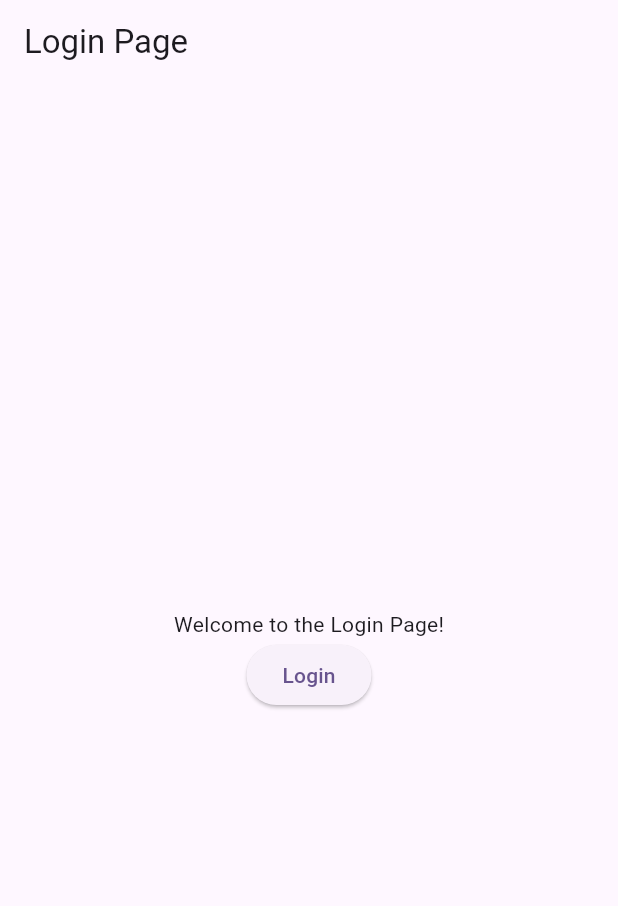
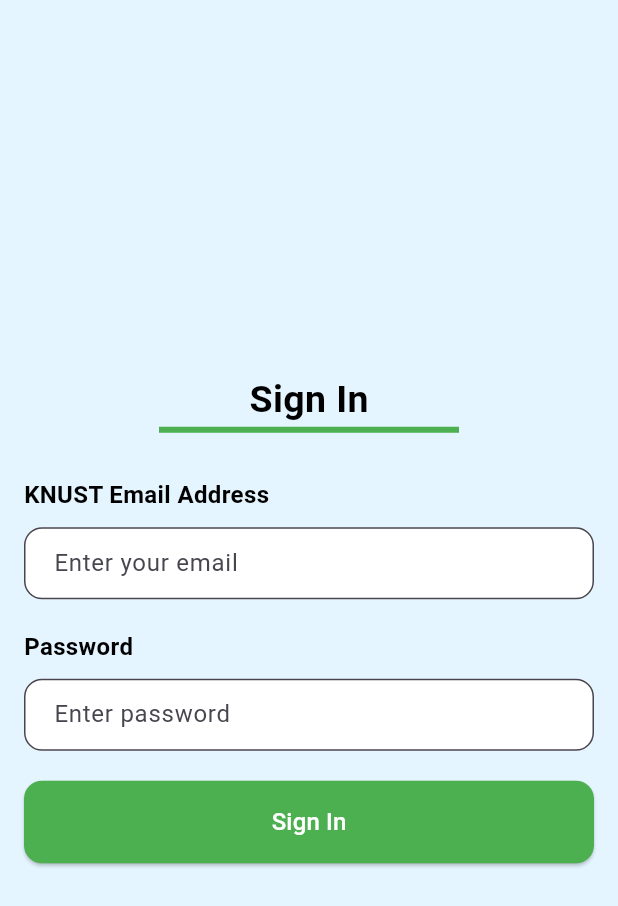
Before and after one commit to Rieca134/aimy_ai, a Flutter app: the screen it shows after launch, on a phone screen of 412 x 824 dp. Shown: the top 906 px of the screen. Run offline on Flutter 3.47's test engine with Material 3 defaults, Android fonts, the phone set to English and light mode, and no system bars.

Commit message:
Refactor login page UI for improved layout and styling

```diff
--- a/lib/authentication/pages/login.dart
+++ b/lib/authentication/pages/login.dart
@@ -11,21 +11,110 @@
   @override
   Widget build(BuildContext context) {
     return Scaffold(
-      appBar: AppBar(
-        title: const Text('Login Page'),
-      ),
+
+      backgroundColor: const Color(0xFFE4F5FF),
       body: Center(
-        child: Column(
+        child: SingleChildScrollView(
+          padding: const EdgeInsets.all(16.0),
+          child: Column(
           mainAxisAlignment: MainAxisAlignment.center,
           children: <Widget>[
-            const Text('Welcome to the Login Page!'),
-            ElevatedButton(
-              onPressed: () {
-                // Handle login action
-              },
-              child: const Text('Login'),
+            const Text(
+              'Sign In',
+              style: TextStyle(
+                fontSize: 25,
+                fontWeight: FontWeight.bold,
+                color: Colors.black,
+              ),
             ),
+            Container(
+              width:200,
+              height:4,
+              color: Colors.green,
+
+
+            ),
+            const SizedBox(height: 30),
+            const Align(
+              alignment: Alignment.centerLeft,
+              child: Text(
+                'KNUST Email Address',
+                style:TextStyle(
+                  fontSize:16,
+                  fontWeight:FontWeight.bold,
+                  color: Colors.black,
+                )
+
+              )
+            ),
+            const SizedBox(height: 10),
+
+            const TextField(
+              decoration: InputDecoration(
+                hintText: 'Enter your email',
+                filled: true,
+                fillColor: Colors.white,
+                border: OutlineInputBorder(
+                  borderRadius: BorderRadius.all(Radius.circular(12)),
+                  borderSide: BorderSide(color: Colors.grey, width: 1),
+                ),
+                contentPadding: EdgeInsets.symmetric(horizontal: 16, vertical: 12),
+              ),
+              keyboardType: TextInputType.emailAddress,
+            ),
+
+                        const SizedBox(height: 20),
+            const Align(
+              alignment: Alignment.centerLeft,
+              child: Text(
+                'Password',
+                style:TextStyle(
+                  fontSize:16,
+                  fontWeight:FontWeight.bold,
+                  color: Colors.black,
+                )
+
+              )
+            ),
+            const SizedBox(height: 10),
+
+            const TextField(
+              obscureText: true,
+              decoration: InputDecoration(
+                hintText: 'Enter password',
+                filled: true,
+                fillColor: Colors.white,
+                border: OutlineInputBorder(
+                  borderRadius: BorderRadius.all(Radius.circular(12)),
+                  borderSide: BorderSide(color: Colors.grey, width: 1),
+                ),
+                contentPadding: EdgeInsets.symmetric(horizontal: 16, vertical: 12),
+              ),
+              keyboardType: TextInputType.emailAddress,
+            ),
+
+            const SizedBox(height: 20),
+            SizedBox(
+              width: double.infinity,
+              child: ElevatedButton(
+                onPressed: () {
+                  // Handle login logic here
+                },
+                style: ElevatedButton.styleFrom(
+                  backgroundColor: Colors.green,
+                  padding: const EdgeInsets.symmetric(vertical: 16),
+                  shape: RoundedRectangleBorder(
+                    borderRadius: BorderRadius.circular(12),
+                  ),
+                ),
+                child: const Text(
+                  'Sign In',
+                  style: TextStyle(fontSize: 16, color: Colors.white),
+                ),
+              ),
+            )
           ],
+        ),
         ),
       ),
     );
```
